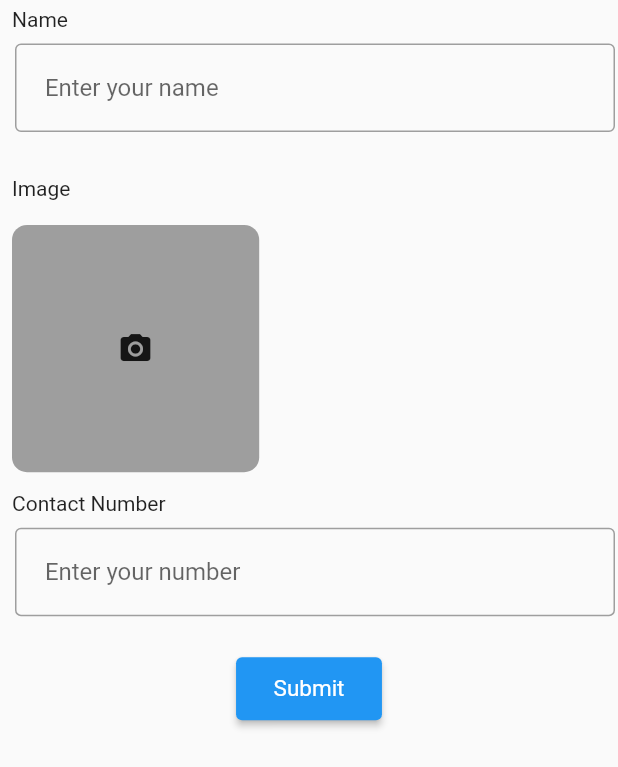
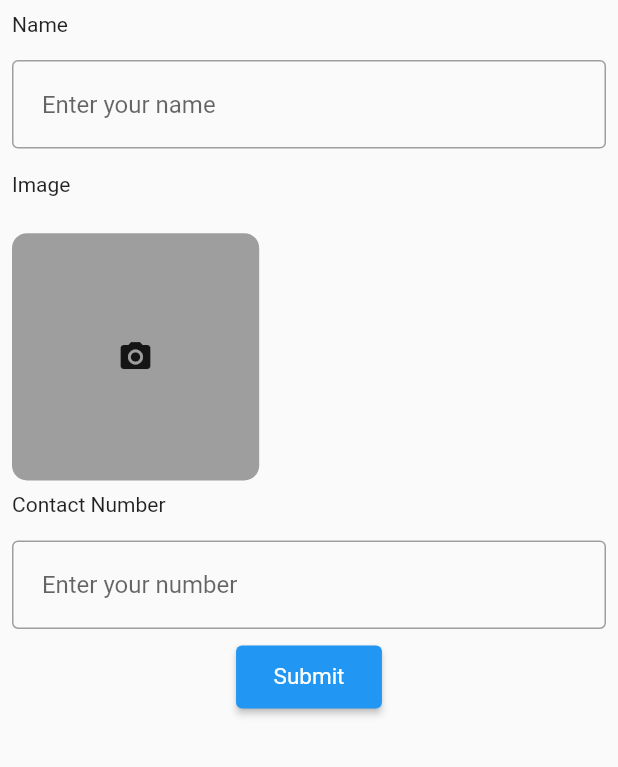
Before and after one commit to Arockiaraj19/Goa_company_flutterform, a Flutter app: the Formpart widget shown alone on an empty page, opened directly, on a phone screen of 412 x 824 dp. Shown: the top 767 px of the screen. Run offline on Flutter 3.47's test engine with Material 2 defaults, Android fonts, the phone set to English and light mode, and no system bars; our stand-ins replace cached_network_image, dio, firebase_core, firebase_storage, fluttertoast, image_cropper and 1 more; accounts and stored records are empty; network calls fail.

Commit message:
change some style

```diff
--- a/lib/views/widgets/form.dart
+++ b/lib/views/widgets/form.dart
@@ -141,16 +141,19 @@ class _FormpartState extends State<Formpart> {
                           return "* Required";
                         }
                       }),
-                      Padding(
-                        padding: const EdgeInsets.fromLTRB(8, 5, 2, 8),
-                        child: Column(
+                      Column(
                         crossAxisAlignment: CrossAxisAlignment.start,
                         children: [
-                            Text("Image"),
+                          Padding(
+                            padding: const EdgeInsets.all(8.0),
+                            child: Text("Image"),
+                          ),
                           SizedBox(
                             height: SizeConfig.height * 2,
                           ),
-                            InkWell(
+                          Padding(
+                            padding: const EdgeInsets.fromLTRB(8.0, 0, 0, 0),
+                            child: InkWell(
                               onTap: () => _showstoragechoice(context),
                               child: Container(
                                 decoration: BoxDecoration(
@@ -163,10 +166,11 @@ class _FormpartState extends State<Formpart> {
                                     ? Icon(Icons.camera_alt)
                                     : Image.file(_image),
                               ),
+                            ),
                           )
                         ],
                       ),
-                      ),
+
                       Inputform(
                           "Contact Number", "Enter your number", mobilenumber,
                           (value) {
--- a/lib/views/widgets/textinput.dart
+++ b/lib/views/widgets/textinput.dart
@@ -24,13 +24,13 @@ class _InputformState extends State<Inputform> {
       crossAxisAlignment: CrossAxisAlignment.start,
       children: [
         Padding(
-          padding: const EdgeInsets.fromLTRB(8.0, 5, 0, 8),
+          padding: const EdgeInsets.all(8),
           child: Text(widget.title),
         ),
         Container(
           width: SizeConfig.width * 100,
           child: Padding(
-            padding: const EdgeInsets.fromLTRB(10, 0, 2, 8),
+            padding: const EdgeInsets.all(8),
             child: TextFormField(
               validator: widget.validator,
               controller: widget._controller,
@@ -49,9 +49,6 @@ class _InputformState extends State<Inputform> {
             ),
           ),
         ),
-        SizedBox(
-          height: SizeConfig.height * 2,
-        ),
       ],
     );
   }
```
Lines whose indentation alone changed are shown as unchanged.
